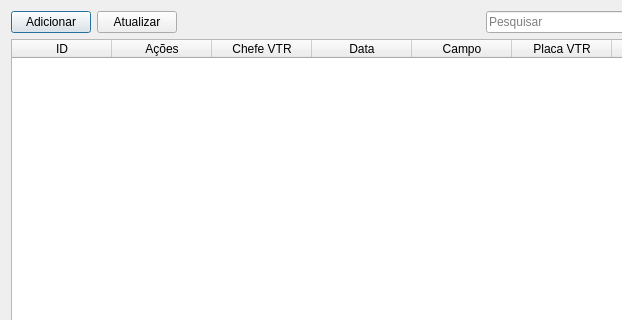
Qt form uis/mTrack.ui (dsgoficial/SAP_Gerente) before a commit; both pictures show x 0 to 622 and y 0 to 320 of the 800 by 600 pixel window.
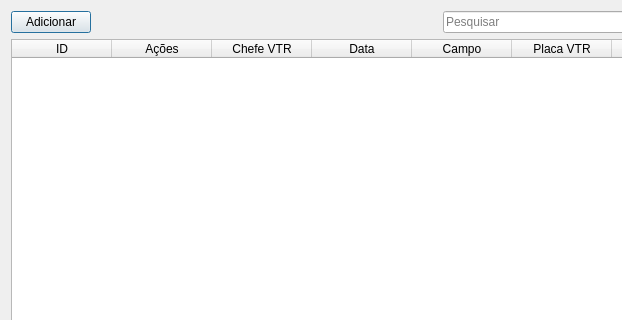
The same form after that commit.

Patch:
```diff
--- a/uis/mTrack.ui
+++ b/uis/mTrack.ui
@@ -23,13 +23,6 @@
        </property>
       </widget>
      </item>
-     <item>
-      <widget class="QPushButton" name="refreshBtn">
-       <property name="text">
-        <string>Atualizar</string>
-       </property>
-      </widget>
-     </item>
      <item>
       <spacer name="horizontalSpacer">
        <property name="orientation">
```
